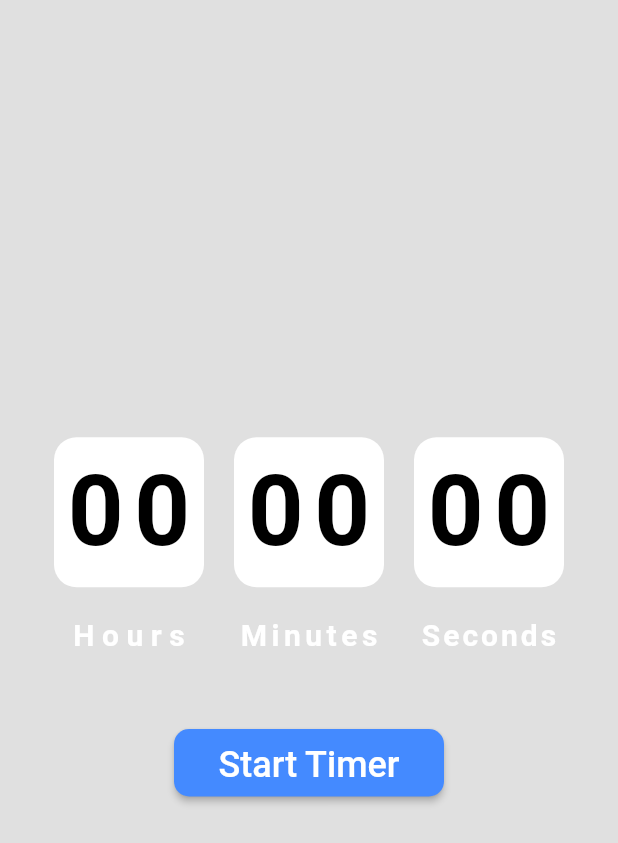
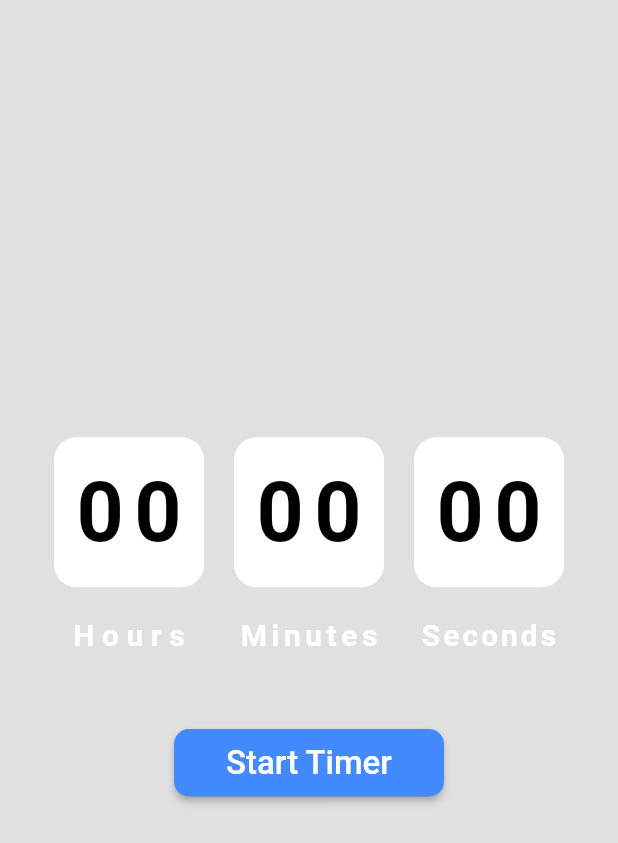
Before and after one commit to abdallhmostafa/Timer_App_2, a Flutter app: the screen it shows after launch, on a phone screen of 412 x 824 dp. Shown: the top 843 px of the screen. Run offline on Flutter 3.47's test engine with Material 2 defaults, Android fonts, the phone set to English and light mode, and no system bars.

Commit message:
Font and Size of Button

```diff
--- a/lib/screens/timer_page.dart
+++ b/lib/screens/timer_page.dart
@@ -59,13 +59,15 @@ class _TimerPageState extends State<TimerPage> {
                         hour.toString().padLeft(2, "0"),
                         style: const TextStyle(
                             fontWeight: FontWeight.w700,
-                            fontSize: 65.0,
+                            fontSize: 55.0,
                             color: Colors.black,
                             letterSpacing: 7.0),
                       ),
                     ),
-                   const SizedBox(height: 20.0,),
-                   const  Text(
+                    const SizedBox(
+                      height: 20.0,
+                    ),
+                    const Text(
                       "Hours",
                       style: TextStyle(
                         fontSize: 20.0,
@@ -74,7 +76,6 @@ class _TimerPageState extends State<TimerPage> {
                         letterSpacing: 5.0,
                       ),
                     ),
-
                   ],
                 ),
                 const SizedBox(
@@ -97,12 +98,14 @@ class _TimerPageState extends State<TimerPage> {
                         minute.toString().padLeft(2, "0"),
                         style: const TextStyle(
                             fontWeight: FontWeight.w700,
-                            fontSize: 65.0,
+                            fontSize: 55.0,
                             color: Colors.black,
                             letterSpacing: 7.0),
                       ),
                     ),
-                    const SizedBox(height: 20.0,),
+                    const SizedBox(
+                      height: 20.0,
+                    ),
                     const Text(
                       "Minutes",
                       style: TextStyle(
@@ -112,7 +115,6 @@ class _TimerPageState extends State<TimerPage> {
                         letterSpacing: 3.0,
                       ),
                     ),
-
                   ],
                 ),
                 const SizedBox(
@@ -135,12 +137,14 @@ class _TimerPageState extends State<TimerPage> {
                         second.toString().padLeft(2, "0"),
                         style: const TextStyle(
                             fontWeight: FontWeight.w700,
-                            fontSize: 65.0,
+                            fontSize: 55.0,
                             color: Colors.black,
                             letterSpacing: 7.0),
                       ),
                     ),
-                    const SizedBox(height: 20.0,),
+                    const SizedBox(
+                      height: 20.0,
+                    ),
                     const Text(
                       "Seconds",
                       style: TextStyle(
@@ -150,7 +154,6 @@ class _TimerPageState extends State<TimerPage> {
                         letterSpacing: 2.0,
                       ),
                     ),
-
                   ],
                 ),
               ],
@@ -254,7 +257,7 @@ class _TimerPageState extends State<TimerPage> {
                     child: const Text(
                       "Start Timer",
                       style: TextStyle(
-                        fontSize: 24.0,
+                        fontSize: 22.0,
                         color: Colors.white,
                         fontWeight: FontWeight.w500,
                       ),
```
